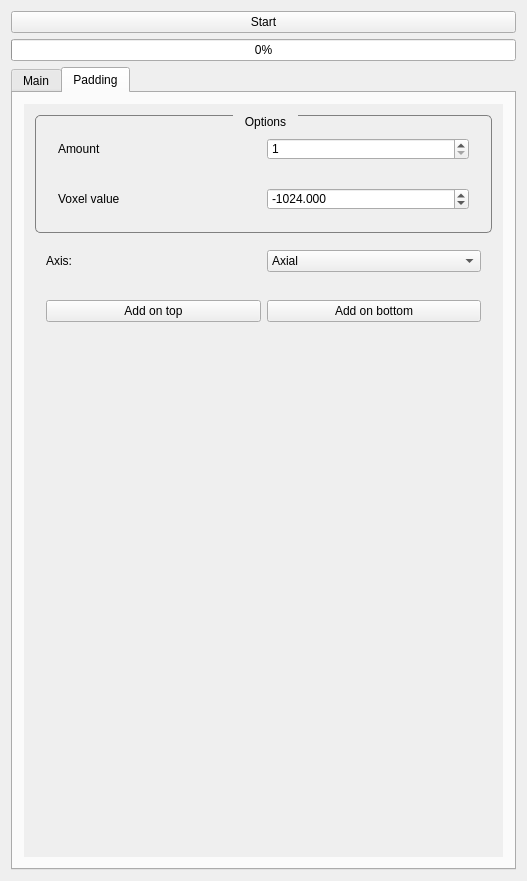
Old version of the form src/internal/GraphcutViewControls.ui in the repository araex/mitk-gem.
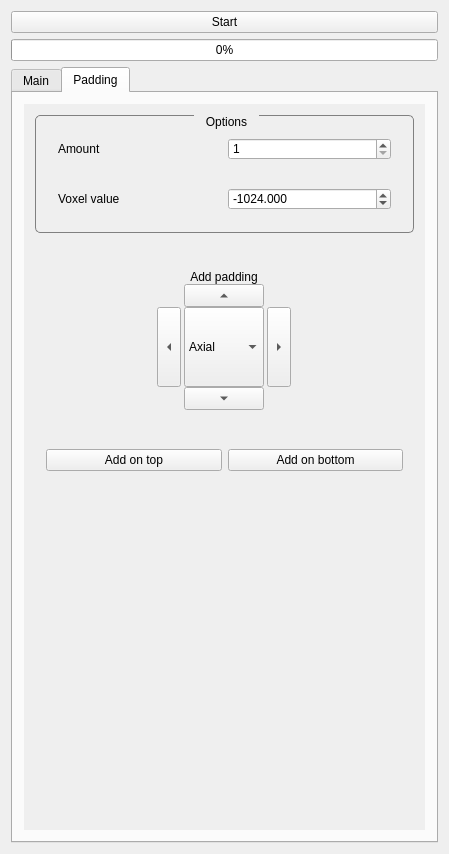
New version of the form. Custom widgets are drawn as their Qt base class.

Commit message: reworked padding ui

Patch:
```diff
--- a/src/internal/GraphcutViewControls.ui
+++ b/src/internal/GraphcutViewControls.ui
@@ -9,8 +9,8 @@
    <rect>
     <x>0</x>
     <y>0</y>
-    <width>527</width>
-    <height>881</height>
+    <width>449</width>
+    <height>854</height>
    </rect>
   </property>
   <property name="minimumSize">
@@ -100,8 +100,8 @@
            <rect>
             <x>0</x>
             <y>0</y>
-            <width>487</width>
-            <height>748</height>
+            <width>409</width>
+            <height>721</height>
            </rect>
           </property>
           <layout class="QVBoxLayout" name="verticalLayout_4">
@@ -299,8 +299,8 @@
            <rect>
             <x>0</x>
             <y>0</y>
-            <width>487</width>
-            <height>748</height>
+            <width>409</width>
+            <height>721</height>
            </rect>
           </property>
           <layout class="QVBoxLayout" name="verticalLayout_6">
@@ -380,44 +380,372 @@
              </layout>
             </widget>
            </item>
+           <item>
+            <widget class="QWidget" name="widget_7" native="true">
+             <property name="sizePolicy">
+              <sizepolicy hsizetype="Maximum" vsizetype="Preferred">
+               <horstretch>0</horstretch>
+               <verstretch>0</verstretch>
+              </sizepolicy>
+             </property>
+             <property name="baseSize">
+              <size>
+               <width>0</width>
+               <height>0</height>
+              </size>
+             </property>
+             <property name="layoutDirection">
+              <enum>Qt::LeftToRight</enum>
+             </property>
+             <layout class="QGridLayout" name="gridLayout" rowstretch="0,0" columnstretch="0,0">
+              <property name="sizeConstraint">
+               <enum>QLayout::SetDefaultConstraint</enum>
+              </property>
+              <property name="leftMargin">
+               <number>3</number>
+              </property>
+              <property name="topMargin">
+               <number>3</number>
+              </property>
+              <property name="rightMargin">
+               <number>3</number>
+              </property>
+              <property name="bottomMargin">
+               <number>0</number>
+              </property>
+              <property name="spacing">
+               <number>3</number>
+              </property>
+             </layout>
+            </widget>
+           </item>
            <item>
             <widget class="QWidget" name="widget_6" native="true">
              <layout class="QHBoxLayout" name="horizontalLayout_7">
               <item>
-               <widget class="QLabel" name="axisLabel">
-                <property name="layoutDirection">
-                 <enum>Qt::LeftToRight</enum>
+               <spacer name="horizontalSpacer_2">
+                <property name="orientation">
+                 <enum>Qt::Horizontal</enum>
                 </property>
-                <property name="text">
-                 <string>&lt;html&gt;&lt;head/&gt;&lt;body&gt;&lt;p&gt;Axis:&lt;/p&gt;&lt;/body&gt;&lt;/html&gt;</string>
+                <property name="sizeHint" stdset="0">
+                 <size>
+                  <width>40</width>
+                  <height>20</height>
+                 </size>
                 </property>
-               </widget>
+               </spacer>
               </item>
               <item>
-               <widget class="QComboBox" name="axisComboBox">
+               <widget class="QWidget" name="widget_8" native="true">
+                <property name="sizePolicy">
+                 <sizepolicy hsizetype="Maximum" vsizetype="Maximum">
+                  <horstretch>0</horstretch>
+                  <verstretch>0</verstretch>
+                 </sizepolicy>
+                </property>
                 <property name="maximumSize">
                  <size>
-                  <width>16777215</width>
-                  <height>30</height>
+                  <width>200</width>
+                  <height>200</height>
                  </size>
                 </property>
-                <item>
-                 <property name="text">
-                  <string>Axial</string>
+                <property name="baseSize">
+                 <size>
+                  <width>0</width>
+                  <height>0</height>
+                 </size>
+                </property>
+                <layout class="QVBoxLayout" name="verticalLayout_7">
+                 <property name="spacing">
+                  <number>0</number>
                  </property>
-                </item>
-                <item>
-                 <property name="text">
-                  <string>Sagittal</string>
+                 <property name="leftMargin">
+                  <number>9</number>
                  </property>
-                </item>
-                <item>
-                 <property name="text">
-                  <string>Coronal</string>
-                 </property>
-                </item>
+                 <item>
+                  <widget class="QLabel" name="axisLabel">
+                   <property name="layoutDirection">
+                    <enum>Qt::LeftToRight</enum>
+                   </property>
+                   <property name="text">
+                    <string>&lt;html&gt;&lt;head/&gt;&lt;body&gt;&lt;p&gt;Add padding&lt;/p&gt;&lt;/body&gt;&lt;/html&gt;</string>
+                   </property>
+                   <property name="alignment">
+                    <set>Qt::AlignCenter</set>
+                   </property>
+                  </widget>
+                 </item>
+                 <item>
+                  <widget class="QWidget" name="widget_11" native="true">
+                   <property name="sizePolicy">
+                    <sizepolicy hsizetype="Minimum" vsizetype="Preferred">
+                     <horstretch>0</horstretch>
+                     <verstretch>0</verstretch>
+                    </sizepolicy>
+                   </property>
+                   <property name="maximumSize">
+                    <size>
+                     <width>1677215</width>
+                     <height>16777215</height>
+                    </size>
+                   </property>
+                   <layout class="QHBoxLayout" name="horizontalLayout_13">
+                    <property name="spacing">
+                     <number>0</number>
+                    </property>
+                    <property name="margin">
+                     <number>0</number>
+                    </property>
+                    <item>
+                     <spacer name="horizontalSpacer_4">
+                      <property name="orientation">
+                       <enum>Qt::Horizontal</enum>
+                      </property>
+                      <property name="sizeHint" stdset="0">
+                       <size>
+                        <width>40</width>
+                        <height>20</height>
+                       </size>
+                      </property>
+                     </spacer>
+                    </item>
+                    <item>
+                     <widget class="QToolButton" name="padUp">
+                      <property name="sizePolicy">
+                       <sizepolicy hsizetype="Minimum" vsizetype="Fixed">
+                        <horstretch>0</horstretch>
+                        <verstretch>0</verstretch>
+                       </sizepolicy>
+                      </property>
+                      <property name="minimumSize">
+                       <size>
+                        <width>80</width>
+                        <height>0</height>
+                       </size>
+                      </property>
+                      <property name="text">
+                       <string>...</string>
+                      </property>
+                      <property name="autoRaise">
+                       <bool>false</bool>
+                      </property>
+                      <property name="arrowType">
+                       <enum>Qt::UpArrow</enum>
+                      </property>
+                     </widget>
+                    </item>
+                    <item>
+                     <spacer name="horizontalSpacer_5">
+                      <property name="orientation">
+                       <enum>Qt::Horizontal</enum>
+                      </property>
+                      <property name="sizeHint" stdset="0">
+                       <size>
+                        <width>40</width>
+                        <height>20</height>
+                       </size>
+                      </property>
+                     </spacer>
+                    </item>
+                   </layout>
+                  </widget>
+                 </item>
+                 <item alignment="Qt::AlignHCenter|Qt::AlignVCenter">
+                  <widget class="QWidget" name="widget_9" native="true">
+                   <property name="sizePolicy">
+                    <sizepolicy hsizetype="Minimum" vsizetype="Preferred">
+                     <horstretch>0</horstretch>
+                     <verstretch>0</verstretch>
+                    </sizepolicy>
+                   </property>
+                   <property name="maximumSize">
+                    <size>
+                     <width>16777215</width>
+                     <height>16777215</height>
+                    </size>
+                   </property>
+                   <layout class="QHBoxLayout" name="horizontalLayout_9">
+                    <property name="spacing">
+                     <number>3</number>
+                    </property>
+                    <property name="margin">
+                     <number>0</number>
+                    </property>
+                    <item>
+                     <widget class="QToolButton" name="padLeft">
+                      <property name="sizePolicy">
+                       <sizepolicy hsizetype="Fixed" vsizetype="Fixed">
+                        <horstretch>0</horstretch>
+                        <verstretch>0</verstretch>
+                       </sizepolicy>
+                      </property>
+                      <property name="minimumSize">
+                       <size>
+                        <width>0</width>
+                        <height>80</height>
+                       </size>
+                      </property>
+                      <property name="text">
+                       <string>...</string>
+                      </property>
+                      <property name="arrowType">
+                       <enum>Qt::LeftArrow</enum>
+                      </property>
+                     </widget>
+                    </item>
+                    <item>
+                     <widget class="QComboBox" name="axisComboBox">
+                      <property name="sizePolicy">
+                       <sizepolicy hsizetype="Fixed" vsizetype="Fixed">
+                        <horstretch>0</horstretch>
+                        <verstretch>0</verstretch>
+                       </sizepolicy>
+                      </property>
+                      <property name="minimumSize">
+                       <size>
+                        <width>80</width>
+                        <height>80</height>
+                       </size>
+                      </property>
+                      <property name="sizeAdjustPolicy">
+                       <enum>QComboBox::AdjustToContentsOnFirstShow</enum>
+                      </property>
+                      <property name="iconSize">
+                       <size>
+                        <width>16</width>
+                        <height>16</height>
+                       </size>
+                      </property>
+                      <property name="duplicatesEnabled">
+                       <bool>false</bool>
+                      </property>
+                      <property name="frame">
+                       <bool>true</bool>
+                      </property>
+                      <item>
+                       <property name="text">
+                        <string>Axial</string>
+                       </property>
+                      </item>
+                      <item>
+                       <property name="text">
+                        <string>Sagittal</string>
+                       </property>
+                      </item>
+                      <item>
+                       <property name="text">
+                        <string>Coronal</string>
+                       </property>
+                      </item>
+                     </widget>
+                    </item>
+                    <item>
+                     <widget class="QToolButton" name="padRight">
+                      <property name="minimumSize">
+                       <size>
+                        <width>0</width>
+                        <height>80</height>
+                       </size>
+                      </property>
+                      <property name="text">
+                       <string>pad</string>
+                      </property>
+                      <property name="arrowType">
+                       <enum>Qt::RightArrow</enum>
+                      </property>
+                     </widget>
+                    </item>
+                   </layout>
+                  </widget>
+                 </item>
+                 <item>
+                  <widget class="QWidget" name="widget_10" native="true">
+                   <property name="sizePolicy">
+                    <sizepolicy hsizetype="Minimum" vsizetype="Preferred">
+                     <horstretch>0</horstretch>
+                     <verstretch>0</verstretch>
+                    </sizepolicy>
+                   </property>
+                   <property name="maximumSize">
+                    <size>
+                     <width>16777215</width>
+                     <height>16777215</height>
+                    </size>
+                   </property>
+                   <layout class="QHBoxLayout" name="horizontalLayout_12">
+                    <property name="spacing">
+                     <number>0</number>
+                    </property>
+                    <property name="margin">
+                     <number>0</number>
+                    </property>
+                    <item>
+                     <spacer name="horizontalSpacer_6">
+                      <property name="orientation">
+                       <enum>Qt::Horizontal</enum>
+                      </property>
+                      <property name="sizeHint" stdset="0">
+                       <size>
+                        <width>40</width>
+                        <height>20</height>
+                       </size>
+                      </property>
+                     </spacer>
+                    </item>
+                    <item>
+                     <widget class="QToolButton" name="padDown">
+                      <property name="sizePolicy">
+                       <sizepolicy hsizetype="Minimum" vsizetype="Fixed">
+                        <horstretch>0</horstretch>
+                        <verstretch>0</verstretch>
+                       </sizepolicy>
+                      </property>
+                      <property name="minimumSize">
+                       <size>
+                        <width>80</width>
+                        <height>0</height>
+                       </size>
+                      </property>
+                      <property name="text">
+                       <string>...</string>
+                      </property>
+                      <property name="arrowType">
+                       <enum>Qt::DownArrow</enum>
+                      </property>
+                     </widget>
+                    </item>
+                    <item>
+                     <spacer name="horizontalSpacer_7">
+                      <property name="orientation">
+                       <enum>Qt::Horizontal</enum>
+                      </property>
+                      <property name="sizeHint" stdset="0">
+                       <size>
+                        <width>40</width>
+                        <height>20</height>
+                       </size>
+                      </property>
+                     </spacer>
+                    </item>
+                   </layout>
+                  </widget>
+                 </item>
+                </layout>
                </widget>
               </item>
+              <item>
+               <spacer name="horizontalSpacer">
+                <property name="orientation">
+                 <enum>Qt::Horizontal</enum>
+                </property>
+                <property name="sizeHint" stdset="0">
+                 <size>
+                  <width>40</width>
+                  <height>20</height>
+                 </size>
+                </property>
+               </spacer>
+              </item>
              </layout>
             </widget>
            </item>
```
The commit also changes 2 other files.
